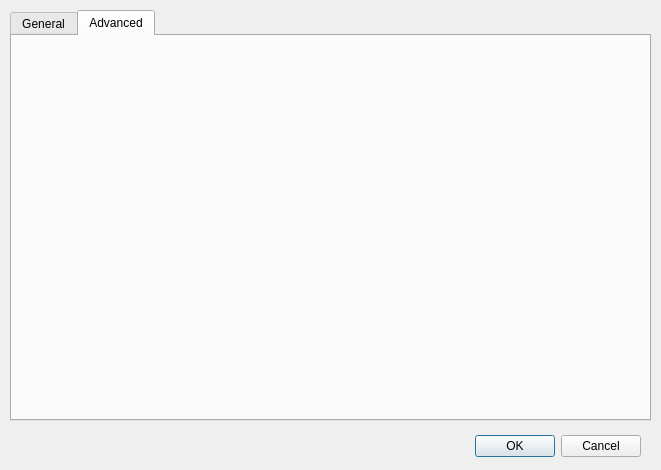
Old version of the form options.ui in the repository MRSalomao/LA-Editor.
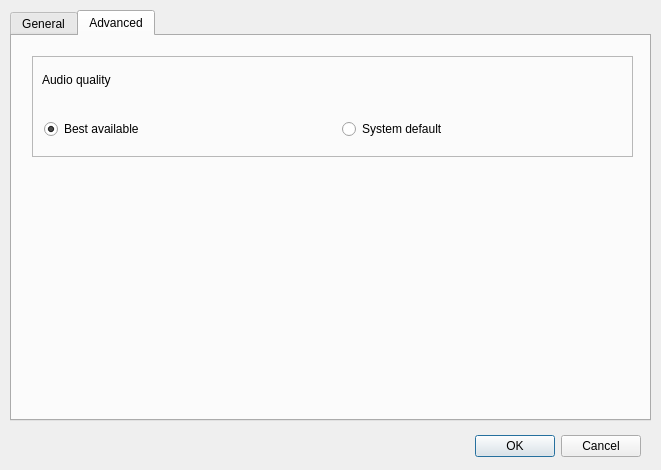
New version of the form. The open tabs and pages were chosen to show the change.

```diff
--- a/options.ui
+++ b/options.ui
@@ -297,6 +297,67 @@
     <attribute name="title">
      <string>Advanced</string>
     </attribute>
+    <widget class="QFrame" name="frame_4">
+     <property name="geometry">
+      <rect>
+       <x>20</x>
+       <y>20</y>
+       <width>601</width>
+       <height>101</height>
+      </rect>
+     </property>
+     <property name="frameShape">
+      <enum>QFrame::StyledPanel</enum>
+     </property>
+     <property name="frameShadow">
+      <enum>QFrame::Raised</enum>
+     </property>
+     <widget class="QLabel" name="label_7">
+      <property name="geometry">
+       <rect>
+        <x>10</x>
+        <y>10</y>
+        <width>141</width>
+        <height>27</height>
+       </rect>
+      </property>
+      <property name="text">
+       <string>Audio quality</string>
+      </property>
+      <property name="alignment">
+       <set>Qt::AlignLeading|Qt::AlignLeft|Qt::AlignVCenter</set>
+      </property>
+     </widget>
+     <widget class="QRadioButton" name="radioButton_6">
+      <property name="geometry">
+       <rect>
+        <x>12</x>
+        <y>62</y>
+        <width>111</width>
+        <height>22</height>
+       </rect>
+      </property>
+      <property name="text">
+       <string>Best available</string>
+      </property>
+      <property name="checked">
+       <bool>true</bool>
+      </property>
+     </widget>
+     <widget class="QRadioButton" name="radioButton_7">
+      <property name="geometry">
+       <rect>
+        <x>310</x>
+        <y>62</y>
+        <width>131</width>
+        <height>22</height>
+       </rect>
+      </property>
+      <property name="text">
+       <string>System default</string>
+      </property>
+     </widget>
+    </widget>
    </widget>
   </widget>
  </widget>
```
Left out of the diff: 27 changed lines with no effect on the pictures.
